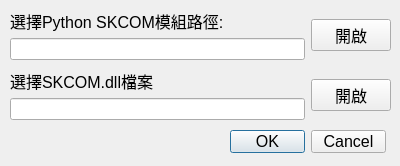
clamgee/python-code, file APIver1/UI/SKCOMupdate.ui: the form before one commit.
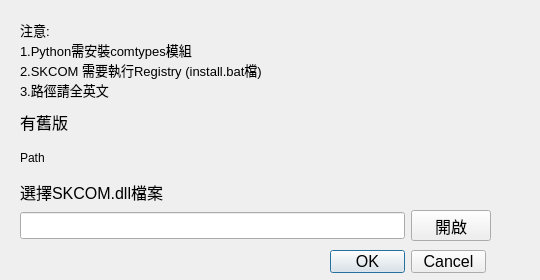
The form after the commit.

Diff of the .ui file:
```diff
--- a/APIver1/UI/SKCOMupdate.ui
+++ b/APIver1/UI/SKCOMupdate.ui
@@ -6,8 +6,8 @@
    <rect>
     <x>0</x>
     <y>0</y>
-    <width>400</width>
-    <height>166</height>
+    <width>540</width>
+    <height>280</height>
    </rect>
   </property>
   <property name="windowTitle">
@@ -16,8 +16,8 @@
   <widget class="QDialogButtonBox" name="UpdateComfirm">
    <property name="geometry">
     <rect>
-     <x>230</x>
-     <y>130</y>
+     <x>330</x>
+     <y>250</y>
      <width>156</width>
      <height>23</height>
     </rect>
@@ -32,62 +32,20 @@
     <set>QDialogButtonBox::Cancel|QDialogButtonBox::Ok</set>
    </property>
   </widget>
-  <widget class="QWidget" name="">
+  <widget class="QWidget" name="layoutWidget">
    <property name="geometry">
     <rect>
-     <x>10</x>
-     <y>10</y>
-     <width>381</width>
-     <height>50</height>
+     <x>20</x>
+     <y>180</y>
+     <width>471</width>
+     <height>61</height>
     </rect>
    </property>
-   <layout class="QGridLayout" name="gridLayout">
-    <item row="0" column="0">
-     <widget class="QLabel" name="label">
-      <property name="font">
-       <font>
-        <family>Arial</family>
-        <pointsize>12</pointsize>
-       </font>
-      </property>
-      <property name="text">
-       <string>選擇Python SKCOM模組路徑:</string>
-      </property>
-     </widget>
-    </item>
-    <item row="0" column="1" rowspan="2">
-     <widget class="QPushButton" name="openSKCOMdirbtn">
-      <property name="font">
-       <font>
-        <family>Arial</family>
-        <pointsize>12</pointsize>
-       </font>
-      </property>
-      <property name="text">
-       <string>開啟</string>
-      </property>
-     </widget>
-    </item>
-    <item row="1" column="0">
-     <widget class="QLineEdit" name="SKCOMdirpath">
-      <property name="font">
-       <font>
-        <family>Arial</family>
-        <pointsize>12</pointsize>
-       </font>
-      </property>
-     </widget>
-    </item>
-   </layout>
-  </widget>
-  <widget class="QWidget" name="">
-   <property name="geometry">
-    <rect>
-     <x>10</x>
-     <y>70</y>
-     <width>381</width>
-     <height>50</height>
-    </rect>
+   <property name="font">
+    <font>
+     <family>Arial</family>
+     <pointsize>12</pointsize>
+    </font>
    </property>
    <layout class="QGridLayout" name="gridLayout_2">
     <item row="0" column="0">
@@ -103,19 +61,6 @@
       </property>
      </widget>
     </item>
-    <item row="0" column="1" rowspan="2">
-     <widget class="QPushButton" name="openSKCOMfilebtn">
-      <property name="font">
-       <font>
-        <family>Arial</family>
-        <pointsize>12</pointsize>
-       </font>
-      </property>
-      <property name="text">
-       <string>開啟</string>
-      </property>
-     </widget>
-    </item>
     <item row="1" column="0">
      <widget class="QLineEdit" name="SKCOMfilepath">
       <property name="font">
@@ -126,8 +71,72 @@
       </property>
      </widget>
     </item>
+    <item row="1" column="1">
+     <widget class="QPushButton" name="openSKCOMfilebtn">
+      <property name="font">
+       <font>
+        <family>Arial</family>
+        <pointsize>12</pointsize>
+       </font>
+      </property>
+      <property name="text">
+       <string>開啟</string>
+      </property>
+     </widget>
+    </item>
    </layout>
   </widget>
+  <widget class="QLabel" name="Label1">
+   <property name="geometry">
+    <rect>
+     <x>20</x>
+     <y>20</y>
+     <width>341</width>
+     <height>81</height>
+    </rect>
+   </property>
+   <property name="font">
+    <font>
+     <family>Arial</family>
+     <pointsize>12</pointsize>
+    </font>
+   </property>
+   <property name="text">
+    <string>&lt;html&gt;&lt;head/&gt;&lt;body&gt;&lt;p&gt;&lt;span style=&quot; font-size:10pt;&quot;&gt;注意:&lt;br/&gt;1.Python需安裝comtypes模組&lt;br/&gt;2.SKCOM 需要執行Registry (install.bat檔)&lt;br/&gt;3.路徑請全英文&lt;/span&gt;&lt;/p&gt;&lt;/body&gt;&lt;/html&gt;</string>
+   </property>
+  </widget>
+  <widget class="QLabel" name="label2">
+   <property name="geometry">
+    <rect>
+     <x>20</x>
+     <y>111</y>
+     <width>61</width>
+     <height>21</height>
+    </rect>
+   </property>
+   <property name="font">
+    <font>
+     <family>Arial</family>
+     <pointsize>12</pointsize>
+    </font>
+   </property>
+   <property name="text">
+    <string>有舊版</string>
+   </property>
+  </widget>
+  <widget class="QLabel" name="label3">
+   <property name="geometry">
+    <rect>
+     <x>20</x>
+     <y>150</y>
+     <width>500</width>
+     <height>16</height>
+    </rect>
+   </property>
+   <property name="text">
+    <string>Path</string>
+   </property>
+  </widget>
  </widget>
  <resources/>
  <connections/>
```
Left out of the diff: 2 changed lines with no effect on the pictures.
